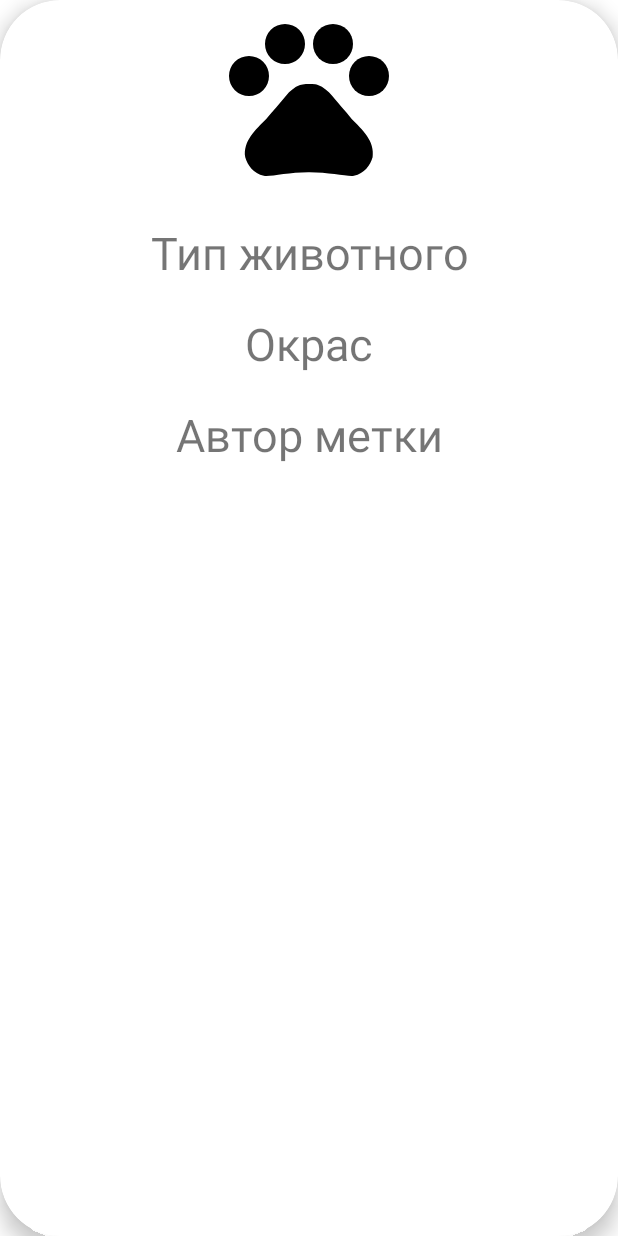
After one commit to Nyama-f/LostPet, an Android app: the layout fragment_detail_marker.xml on its own in the app's theme, with its tools: preview values and no code run, on a phone screen of 412 x 824 dp. The commit adds this screen. Run offline under Robolectric (Android 15) with nearby library versions, the phone set to English and light mode, and no system bars; network calls fail.

Commit message:
Создал BottomSheetDialogFragment

```diff
--- a/app/build.gradle
+++ b/app/build.gradle
@@ -4,6 +4,7 @@ plugins {
     id 'com.google.gms.google-services'
     id 'com.google.android.libraries.mapsplatform.secrets-gradle-plugin'
     id 'kotlin-kapt'
+    id 'kotlin-parcelize'
 }
 
 android {
--- a/app/src/main/java/com/example/lostpet/data/model/Pet.kt
+++ b/app/src/main/java/com/example/lostpet/data/model/Pet.kt
@@ -1,7 +1,10 @@
 package com.example.lostpet.data.model
 
+import android.os.Parcelable
 import com.google.gson.annotations.SerializedName
+import kotlinx.android.parcel.Parcelize
 
+@Parcelize
 data class Pet(
     val petAvatar: String,
     @SerializedName("typePet")
@@ -16,4 +19,4 @@ data class Pet(
     val petLongitude: String,
     @SerializedName("userId")
     val petUserId: Int
-)
+): Parcelable
--- a/app/src/main/java/com/example/lostpet/ui/viewmodels/MapViewModel.kt
+++ b/app/src/main/java/com/example/lostpet/ui/viewmodels/MapViewModel.kt
@@ -18,6 +18,7 @@ class MapViewModel @Inject constructor(
 
     private val _pets = MutableStateFlow<List<Pet>>(listOf())
     val pets = _pets.asStateFlow()
+
 
     private val _users = MutableStateFlow<List<User>>(listOf())
     val users = _users.asStateFlow()
--- /dev/null
+++ b/app/src/main/res/layout/fragment_detail_marker.xml
@@ -0,0 +1,56 @@
+<?xml version="1.0" encoding="utf-8"?>
+<androidx.cardview.widget.CardView
+    xmlns:android="http://schemas.android.com/apk/res/android"
+    xmlns:tools="http://schemas.android.com/tools"
+    xmlns:app="http://schemas.android.com/apk/res-auto"
+    android:layout_width="match_parent"
+    android:layout_height="match_parent"
+    app:cardCornerRadius="40dp"
+    app:cardElevation="8dp"
+    app:layout_behavior="com.google.android.material.bottomsheet.BottomSheetBehavior"
+    tools:context=".ui.dialogfragments.DetailMarkerFragment">
+    <LinearLayout
+        android:layout_width="match_parent"
+        android:layout_height="match_parent"
+        android:orientation="vertical">
+        <ImageView
+            android:id="@+id/imagePet"
+            android:src="@drawable/pets2"
+            app:tint="@color/black"
+            android:layout_width="match_parent"
+            android:layout_height="wrap_content"
+            android:contentDescription="@string/typeOfPet" />
+
+        <TextView
+            android:id="@+id/textTypePet"
+            android:gravity="center"
+            android:text="@string/typeOfPet"
+            android:textSize="30sp"
+            android:layout_marginTop="20dp"
+            android:layout_width="match_parent"
+            android:layout_height="wrap_content"/>
+
+        <TextView
+            android:id="@+id/textColorPet"
+            android:gravity="center"
+            android:text="@string/colorOfPet"
+            android:textSize="30sp"
+            android:layout_marginTop="20dp"
+            android:layout_width="match_parent"
+            android:layout_height="wrap_content"/>
+
+        <TextView
+            android:id="@+id/textAuthorPet"
+            android:gravity="center"
+            android:text="@string/authorOfMark"
+            android:textSize="30sp"
+            android:layout_marginTop="20dp"
+            android:layout_width="match_parent"
+            android:layout_height="wrap_content"/>
+
+    </LinearLayout>
+
+
+
+
+</androidx.cardview.widget.CardView>
```
Also changed, not shown: app/src/main/java/com/example/lostpet/ui/dialogfragments/DetailMarkerFragment.kt (added, +49 -0 lines), app/src/main/java/com/example/lostpet/ui/screens/MapFragment.kt (+28 -8 lines), app/src/main/res/navigation/nav_graph.xml (+8 -0 lines).
